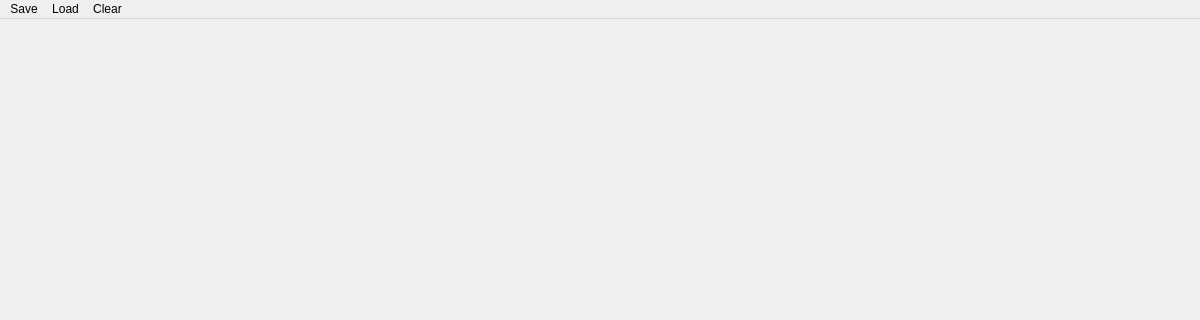
The window that level2window.ui (University-of-Utah-CS3505/a9-edu-app-MAUIFanClub) describes before a commit, drawn with Qt 5; both pictures show x 0 to 1200 and y 0 to 320 of the 1200 by 800 pixel window.
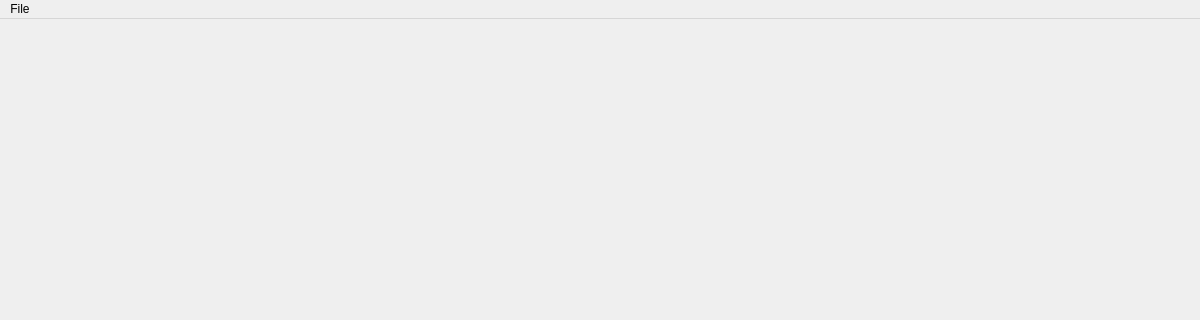
The same window after the commit.

```diff
--- a/level2window.ui
+++ b/level2window.ui
@@ -67,22 +67,12 @@
    </property>
    <widget class="QMenu" name="menuSave">
     <property name="title">
-     <string>Save</string>
+     <string>File</string>
     </property>
-   </widget>
-   <widget class="QMenu" name="menuLoad">
-    <property name="title">
-     <string>Load</string>
-    </property>
-   </widget>
-   <widget class="QMenu" name="menuClear">
-    <property name="title">
-     <string>Clear</string>
-    </property>
+    <addaction name="actionSave"/>
+    <addaction name="actionLoad"/>
    </widget>
    <addaction name="menuSave"/>
-   <addaction name="menuLoad"/>
-   <addaction name="menuClear"/>
   </widget>
   <widget class="QStatusBar" name="statusbar"/>
  </widget>
```
Left out of the diff: 10 changed lines with no effect on the pictures.
